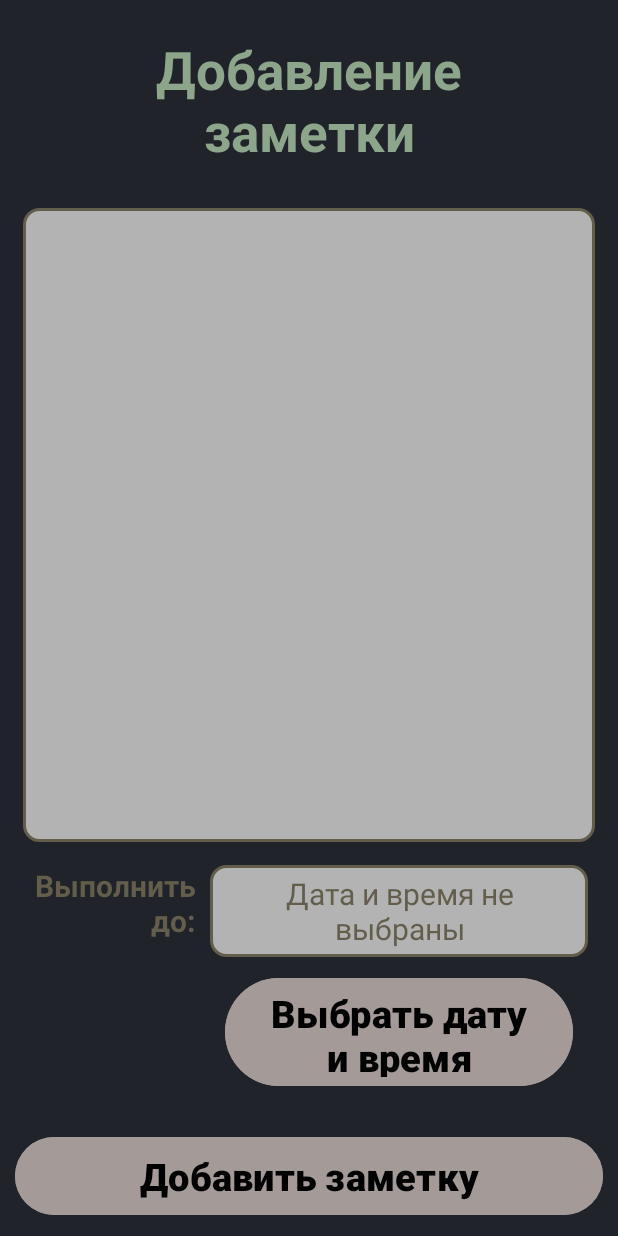
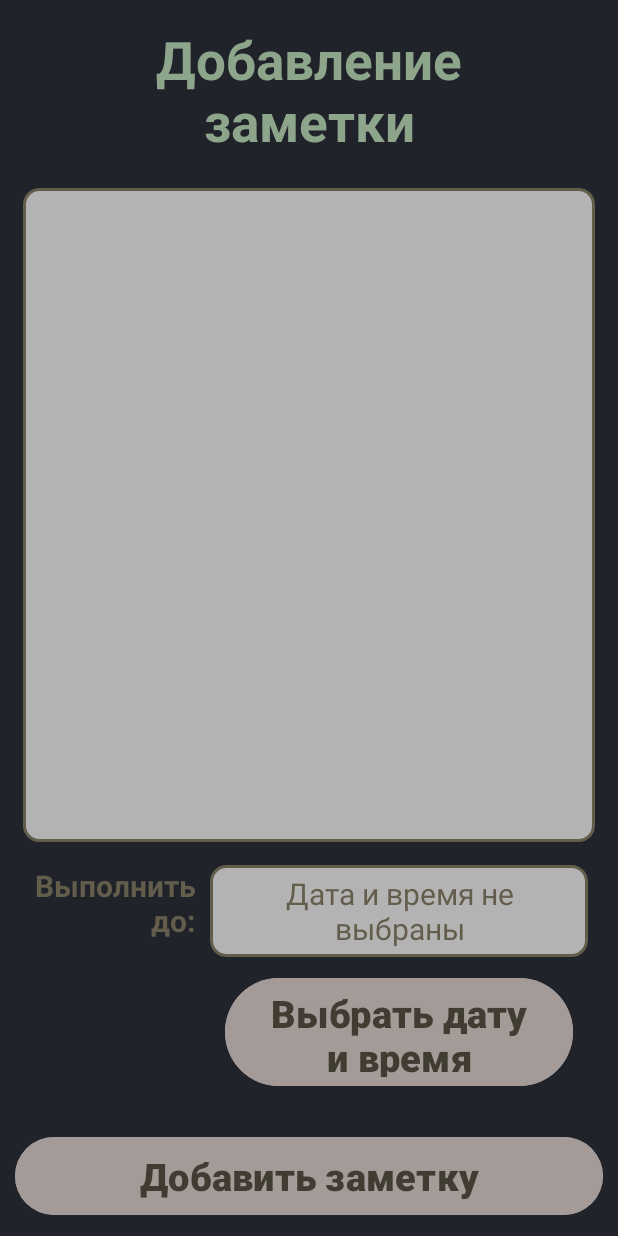
Before and after one commit to IrinaGnutikova/TaskMOU, an Android app: the screen it shows after launch once a user with an empty profile is signed in (AddActivity), after a tap on an icon or button, on a phone screen of 412 x 824 dp. Run offline under Robolectric (Android 15) with nearby library versions, the phone set to English and light mode, and no system bars; our stand-ins replace Firebase (no records; nobody signed in at launch, a user with empty details on screens opened directly), sdp/ssp sizes; 1 other tap on this screen came first.

Commit message:
Исправление цвета кнопок и отображения даты и времени на странице добавления

```diff
--- a/app/src/main/java/com/example/taskmou/MainActivity.kt
+++ b/app/src/main/java/com/example/taskmou/MainActivity.kt
@@ -5,6 +5,7 @@ import android.annotation.SuppressLint
 import android.content.Intent
 import android.content.SharedPreferences
 import android.content.res.Configuration
+import android.graphics.drawable.Drawable
 import androidx.appcompat.app.AppCompatActivity
 import android.os.Bundle
 import android.widget.Button
@@ -66,25 +67,12 @@ class MainActivity : AppCompatActivity() { // главная страница п
                 btnMode.clearAnimation()
                 val currMode = resources.configuration.uiMode and Configuration.UI_MODE_NIGHT_MASK
                 if (currMode ==  Configuration.UI_MODE_NIGHT_YES) {
-                    btnMode.setBackgroundResource(R.drawable.sun)
-                    val scaleAnim = ObjectAnimator.ofFloat(btnMode, "rotation", 0f, 360f)
-                    scaleAnim.duration = 3000
-                    scaleAnim.start()
-                    btnMode.postDelayed({
-                        btnMode.setBackgroundResource(R.drawable.sun)
-
-                    }, 3001)
+                    animButton(R.drawable.sun)
                 } else{
-                    btnMode.setBackgroundResource(R.drawable.moon)
-                    val scaleAnim = ObjectAnimator.ofFloat(btnMode, "rotation", 0f, 360f)
-                    scaleAnim.duration = 3000
-                    scaleAnim.start()
-                    btnMode.postDelayed({
-                        btnMode.setBackgroundResource(R.drawable.moon)
-                    }, 3001)
+                    animButton(R.drawable.moon)
                 }
 
-btnMode.setOnClickListener {
+                btnMode.setOnClickListener {
     val currMode = resources.configuration.uiMode and Configuration.UI_MODE_NIGHT_MASK
     if (currMode ==  Configuration.UI_MODE_NIGHT_YES) {
         editor.putInt(KEY_MODE, light)
@@ -134,7 +122,17 @@ btnMode.setOnClickListener {
 
 
     }
-
+ private fun animButton(drawable: Int){
+     val btnMode = findViewById<Button>(R.id.btnMode)
+     btnMode.clearAnimation()
+     btnMode.setBackgroundResource(drawable)
+     val scaleAnim = ObjectAnimator.ofFloat(btnMode, "rotation", 0f, 360f)
+     scaleAnim.duration = 3000
+     scaleAnim.start()
+     btnMode.postDelayed({
+         btnMode.setBackgroundResource(drawable)
+     }, 3001)
+ }
 
     @SuppressLint("MissingSuperCall")
     override fun onBackPressed() { // запрет на возвращение на прошлую страницу
--- a/app/src/main/res/layout/activity_add.xml
+++ b/app/src/main/res/layout/activity_add.xml
@@ -12,7 +12,7 @@
         android:layout_width="wrap_content"
         android:layout_height="wrap_content"
         android:orientation="horizontal"
-        app:layout_constraintGuide_percent="0.15"/>
+        app:layout_constraintGuide_begin="110dp" />
 
     <androidx.constraintlayout.widget.Guideline
         android:id="@+id/linehor2"
@@ -101,7 +101,7 @@
         android:textSize="25sp"
         android:layout_margin="10dp"
         android:backgroundTint="@color/btn1"
-        android:textColor="@color/black"
+        android:textColor="#403C31"
         android:textStyle="bold"/>
 
 </LinearLayout>
@@ -112,7 +112,7 @@
         android:layout_height="60dp"
         android:layout_below="@+id/textTask"
         android:backgroundTint="@color/btn1"
-        android:textColor="@color/black"
+        android:textColor="#403C31"
         android:textStyle="bold"
         android:text="Добавить заметку"
         android:textSize="25sp"
--- a/app/src/main/res/layout/activity_err_con.xml
+++ b/app/src/main/res/layout/activity_err_con.xml
@@ -43,7 +43,7 @@
             android:text="Подтвердить"
             android:textSize="@dimen/_12ssp"
             android:layout_gravity="center"
-            android:textColor="@color/black"/>
+            android:textColor="#403C31"/>
     </LinearLayout>
 
 </FrameLayout>
--- a/app/src/main/res/layout/activity_main.xml
+++ b/app/src/main/res/layout/activity_main.xml
@@ -13,7 +13,7 @@
         android:layout_width="wrap_content"
         android:layout_height="wrap_content"
         android:orientation="horizontal"
-        app:layout_constraintGuide_percent="0.92"/>
+        app:layout_constraintGuide_percent="0.90"/>
 
 
     <LinearLayout
@@ -105,7 +105,6 @@
         android:id="@+id/btnMode"
         android:layout_width="50dp"
         android:layout_height="50dp"
-        android:layout_centerHorizontal="true"
         android:maxHeight="50dp"
         android:maxWidth="50dp"
         android:layout_marginEnd="5dp"
--- a/taskforum/src/main/res/layout/activity_forum.xml
+++ b/taskforum/src/main/res/layout/activity_forum.xml
@@ -59,7 +59,7 @@
         android:layout_margin="10dp"
         android:backgroundTint="@color/btn1"
         android:text="Добавить заметку"
-        android:textColor="@color/black"
+        android:textColor="#403C31"
         android:textSize="25sp"
         android:textStyle="bold"
         app:layout_constraintBottom_toTopOf="@+id/line"
```
Also changed, not shown: app/src/main/java/com/example/taskmou/AddActivity.kt (+9 -1 lines).
